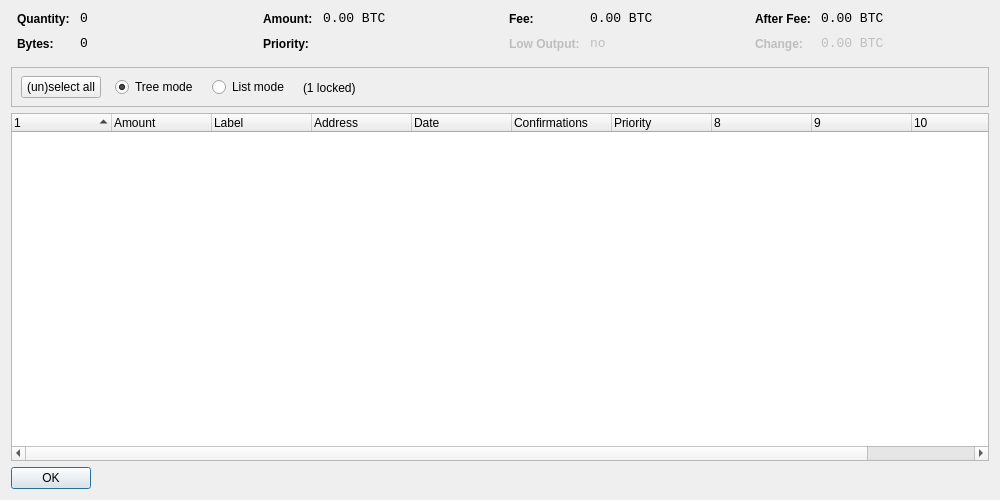
The window that src/qt/forms/coincontroldialog.ui (monacoinproject/monacoin) describes before a commit, drawn with Qt 5.
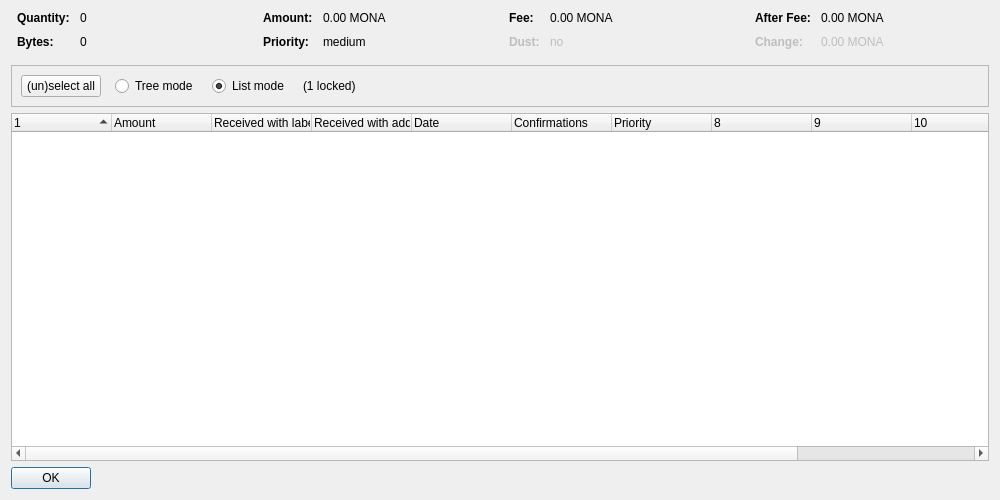
The same window after the commit. Custom widgets are drawn as their Qt base class.

Patch:
```diff
--- a/src/qt/forms/coincontroldialog.ui
+++ b/src/qt/forms/coincontroldialog.ui
@@ -38,8 +38,11 @@
        </property>
        <item row="0" column="0">
         <widget class="QLabel" name="labelCoinControlQuantityText">
-         <property name="styleSheet">
-          <string notr="true">font-weight:bold;</string>
+         <property name="font">
+          <font>
+           <weight>75</weight>
+           <bold>true</bold>
+          </font>
          </property>
          <property name="text">
           <string>Quantity:</string>
@@ -48,12 +51,6 @@
        </item>
        <item row="0" column="1">
         <widget class="QLabel" name="labelCoinControlQuantity">
-         <property name="font">
-          <font>
-           <family>Monospace</family>
-           <pointsize>10</pointsize>
-          </font>
-         </property>
          <property name="cursor">
           <cursorShape>IBeamCursor</cursorShape>
          </property>
@@ -70,8 +67,11 @@
        </item>
        <item row="1" column="0">
         <widget class="QLabel" name="labelCoinControlBytesText">
-         <property name="styleSheet">
-          <string notr="true">font-weight:bold;</string>
+         <property name="font">
+          <font>
+           <weight>75</weight>
+           <bold>true</bold>
+          </font>
          </property>
          <property name="text">
           <string>Bytes:</string>
@@ -80,12 +80,6 @@
        </item>
        <item row="1" column="1">
         <widget class="QLabel" name="labelCoinControlBytes">
-         <property name="font">
-          <font>
-           <family>Monospace</family>
-           <pointsize>10</pointsize>
-          </font>
-         </property>
          <property name="cursor">
           <cursorShape>IBeamCursor</cursorShape>
          </property>
@@ -118,8 +112,11 @@
        </property>
        <item row="0" column="0">
         <widget class="QLabel" name="labelCoinControlAmountText">
-         <property name="styleSheet">
-          <string notr="true">font-weight:bold;</string>
+         <property name="font">
+          <font>
+           <weight>75</weight>
+           <bold>true</bold>
+          </font>
          </property>
          <property name="text">
           <string>Amount:</string>
@@ -128,12 +125,6 @@
        </item>
        <item row="0" column="1">
         <widget class="QLabel" name="labelCoinControlAmount">
-         <property name="font">
-          <font>
-           <family>Monospace</family>
-           <pointsize>10</pointsize>
-          </font>
-         </property>
          <property name="cursor">
           <cursorShape>IBeamCursor</cursorShape>
          </property>
@@ -141,7 +132,7 @@
           <enum>Qt::ActionsContextMenu</enum>
          </property>
          <property name="text">
-          <string notr="true">0.00 BTC</string>
+          <string notr="true">0.00 MONA</string>
          </property>
          <property name="textInteractionFlags">
           <set>Qt::LinksAccessibleByMouse|Qt::TextSelectableByKeyboard|Qt::TextSelectableByMouse</set>
@@ -150,8 +141,11 @@
        </item>
        <item row="1" column="0">
         <widget class="QLabel" name="labelCoinControlPriorityText">
-         <property name="styleSheet">
-          <string notr="true">font-weight:bold;</string>
+         <property name="font">
+          <font>
+           <weight>75</weight>
+           <bold>true</bold>
+          </font>
          </property>
          <property name="text">
           <string>Priority:</string>
@@ -160,12 +154,6 @@
        </item>
        <item row="1" column="1">
         <widget class="QLabel" name="labelCoinControlPriority">
-         <property name="font">
-          <font>
-           <family>Monospace</family>
-           <pointsize>10</pointsize>
-          </font>
-         </property>
          <property name="cursor">
           <cursorShape>IBeamCursor</cursorShape>
          </property>
@@ -173,7 +161,7 @@
           <enum>Qt::ActionsContextMenu</enum>
          </property>
          <property name="text">
-          <string/>
+          <string notr="true">medium</string>
          </property>
          <property name="textInteractionFlags">
           <set>Qt::LinksAccessibleByMouse|Qt::TextSelectableByKeyboard|Qt::TextSelectableByMouse</set>
@@ -198,8 +186,11 @@
        </property>
        <item row="0" column="0">
         <widget class="QLabel" name="labelCoinControlFeeText">
-         <property name="styleSheet">
-          <string notr="true">font-weight:bold;</string>
+         <property name="font">
+          <font>
+           <weight>75</weight>
+           <bold>true</bold>
+          </font>
          </property>
          <property name="text">
           <string>Fee:</string>
@@ -208,12 +199,6 @@
        </item>
        <item row="0" column="1">
         <widget class="QLabel" name="labelCoinControlFee">
-         <property name="font">
-          <font>
-           <family>Monospace</family>
-           <pointsize>10</pointsize>
-          </font>
-         </property>
          <property name="cursor">
           <cursorShape>IBeamCursor</cursorShape>
          </property>
@@ -221,7 +206,7 @@
           <enum>Qt::ActionsContextMenu</enum>
          </property>
          <property name="text">
-          <string notr="true">0.00 BTC</string>
+          <string notr="true">0.00 MONA</string>
          </property>
          <property name="textInteractionFlags">
           <set>Qt::LinksAccessibleByMouse|Qt::TextSelectableByKeyboard|Qt::TextSelectableByMouse</set>
@@ -233,11 +218,14 @@
          <property name="enabled">
           <bool>false</bool>
          </property>
-         <property name="styleSheet">
-          <string notr="true">font-weight:bold;</string>
+         <property name="font">
+          <font>
+           <weight>75</weight>
+           <bold>true</bold>
+          </font>
          </property>
          <property name="text">
-          <string>Low Output:</string>
+          <string>Dust:</string>
          </property>
         </widget>
        </item>
@@ -246,12 +234,6 @@
          <property name="enabled">
           <bool>false</bool>
          </property>
-         <property name="font">
-          <font>
-           <family>Monospace</family>
-           <pointsize>10</pointsize>
-          </font>
-         </property>
          <property name="cursor">
           <cursorShape>IBeamCursor</cursorShape>
          </property>
@@ -284,8 +266,11 @@
        </property>
        <item row="0" column="0">
         <widget class="QLabel" name="labelCoinControlAfterFeeText">
-         <property name="styleSheet">
-          <string notr="true">font-weight:bold;</string>
+         <property name="font">
+          <font>
+           <weight>75</weight>
+           <bold>true</bold>
+          </font>
          </property>
          <property name="text">
           <string>After Fee:</string>
@@ -294,12 +279,6 @@
        </item>
        <item row="0" column="1">
         <widget class="QLabel" name="labelCoinControlAfterFee">
-         <property name="font">
-          <font>
-           <family>Monospace</family>
-           <pointsize>10</pointsize>
-          </font>
-         </property>
          <property name="cursor">
           <cursorShape>IBeamCursor</cursorShape>
          </property>
@@ -307,7 +286,7 @@
           <enum>Qt::ActionsContextMenu</enum>
          </property>
          <property name="text">
-          <string notr="true">0.00 BTC</string>
+          <string notr="true">0.00 MONA</string>
          </property>
          <property name="textInteractionFlags">
           <set>Qt::LinksAccessibleByMouse|Qt::TextSelectableByKeyboard|Qt::TextSelectableByMouse</set>
@@ -319,8 +298,11 @@
          <property name="enabled">
           <bool>false</bool>
          </property>
-         <property name="styleSheet">
-          <string notr="true">font-weight:bold;</string>
+         <property name="font">
+          <font>
+           <weight>75</weight>
+           <bold>true</bold>
+          </font>
          </property>
          <property name="text">
           <string>Change:</string>
@@ -332,12 +314,6 @@
          <property name="enabled">
           <bool>false</bool>
          </property>
-         <property name="font">
-          <font>
-           <family>Monospace</family>
-           <pointsize>10</pointsize>
-          </font>
-         </property>
          <property name="cursor">
           <cursorShape>IBeamCursor</cursorShape>
          </property>
@@ -345,7 +321,7 @@
           <enum>Qt::ActionsContextMenu</enum>
          </property>
          <property name="text">
-          <string notr="true">0.00 BTC</string>
+          <string notr="true">0.00 MONA</string>
          </property>
          <property name="textInteractionFlags">
           <set>Qt::LinksAccessibleByMouse|Qt::TextSelectableByKeyboard|Qt::TextSelectableByMouse</set>
@@ -370,15 +346,8 @@
      <property name="frameShadow">
       <enum>QFrame::Sunken</enum>
      </property>
-     <widget class="QWidget" name="horizontalLayoutWidget">
-      <property name="geometry">
-       <rect>
-        <x>10</x>
-        <y>0</y>
-        <width>781</width>
-        <height>41</height>
-       </rect>
-      </property>
+     <layout class="QHBoxLayout" name="horizontalLayout">
+      <item>
       <layout class="QHBoxLayout" name="horizontalLayoutPanel" stretch="0,0,0,0,0">
        <property name="spacing">
         <number>14</number>
@@ -394,6 +363,9 @@
          <property name="text">
           <string>(un)select all</string>
          </property>
+          <property name="autoDefault">
+           <bool>false</bool>
+          </property>
         </widget>
        </item>
        <item>
@@ -407,9 +379,6 @@
          <property name="text">
           <string>Tree mode</string>
          </property>
-         <property name="checked">
-          <bool>true</bool>
-         </property>
         </widget>
        </item>
        <item>
@@ -423,6 +392,9 @@
          <property name="text">
           <string>List mode</string>
          </property>
+          <property name="checked">
+           <bool>true</bool>
+          </property>
         </widget>
        </item>
        <item>
@@ -446,7 +418,8 @@
         </spacer>
        </item>
       </layout>
-     </widget>
+      </item>
+     </layout>
     </widget>
    </item>
    <item>
@@ -458,7 +431,7 @@
       <bool>false</bool>
      </property>
      <property name="columnCount">
-      <number>11</number>
+      <number>12</number>
      </property>
      <attribute name="headerShowSortIndicator" stdset="0">
       <bool>true</bool>
@@ -478,12 +451,12 @@
      </column>
      <column>
       <property name="text">
-       <string notr="true">Label</string>
+       <string>Received with label</string>
       </property>
      </column>
      <column>
       <property name="text">
-       <string>Address</string>
+       <string>Received with address</string>
       </property>
      </column>
      <column>
@@ -524,6 +497,11 @@
        <string/>
       </property>
      </column>
+     <column>
+      <property name="text">
+       <string/>
+      </property>
+     </column>
     </widget>
    </item>
    <item>
```
Left out of the diff: 6 changed lines with no effect on the pictures. Lines whose indentation alone changed are shown as unchanged.
